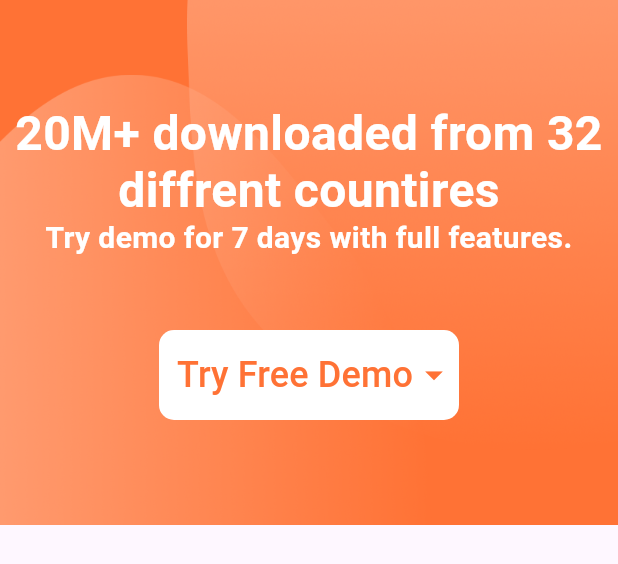
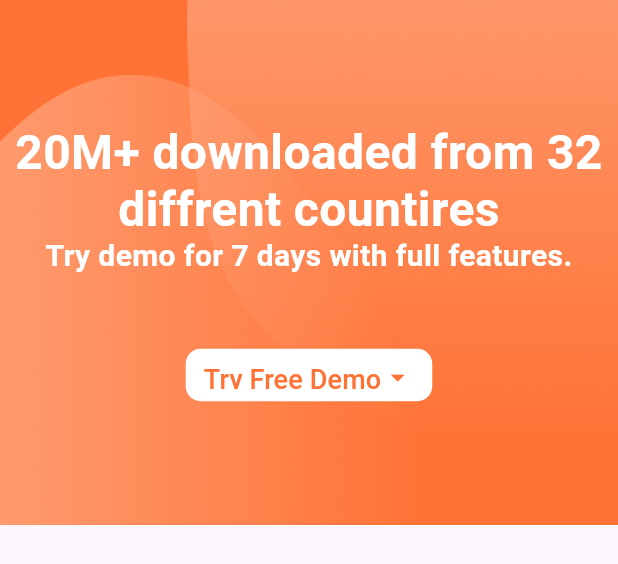
Before and after one commit to TheScriptRailoth/Xpense-web, a Flutter app: the SeventhContainer widget shown alone on an empty page, opened directly, on a phone screen of 412 x 824 dp. Shown: the top 564 px of the screen. Run offline on Flutter 3.47's test engine with Material 3 defaults, Android fonts, the phone set to English and light mode, and no system bars; our stand-ins replace google_fonts, responsive_builder.

Commit message:
XPENSE-WEB: Updated seventh screen free demo button responsiveness
Signed-off-by: Ashutosh <am3718440@gmail.com>

```diff
--- a/lib/pages/containers/seventh_container.dart
+++ b/lib/pages/containers/seventh_container.dart
@@ -244,8 +244,8 @@ class _SeventhContainerState extends State<SeventhContainer> {
                         children: [
                           SizedBox(height: 30,),
                           Container(
-                            height: 60,
-                            width: 200,
+                            height: 35,
+                            // width: 200,
                             decoration: BoxDecoration(
                                 color: Colors.white,
                                 borderRadius: BorderRadius.circular(10)
@@ -256,8 +256,8 @@ class _SeventhContainerState extends State<SeventhContainer> {
                                   crossAxisAlignment: CrossAxisAlignment.center,
                                   mainAxisAlignment: MainAxisAlignment.center,
                                   children: [
-                                    Text("Try Free Demo", style: TextStyle(color: MyColors.primaryColor, fontSize: 24),),
-                                    Icon(Icons.arrow_drop_down_outlined, color: MyColors.primaryColor, size: 28,)
+                                    Text("Try Free Demo", style: TextStyle(color: MyColors.primaryColor, fontSize: 18),),
+                                    Icon(Icons.arrow_drop_down_outlined, color: MyColors.primaryColor, size: 22,)
                                   ],
                                 )
                             ),
```
